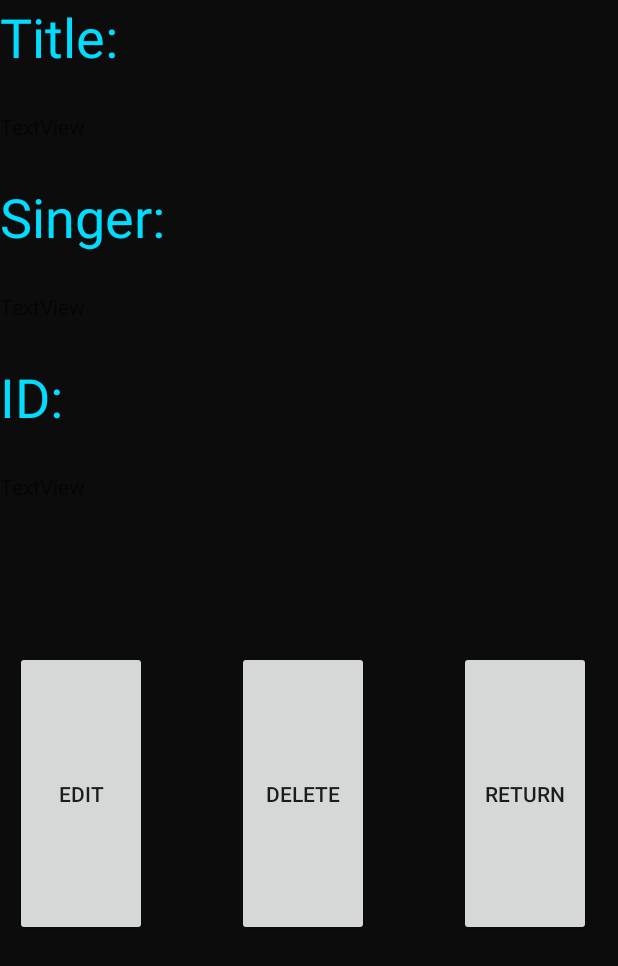
After one commit to Marioboto3/Retrofit_2.0, an Android app: the layout info_track.xml on its own in the app's theme, with its tools: preview values and no code run, on a phone screen of 412 x 824 dp. The commit adds this screen. Shown: the top 966 px of the screen. Run offline under Robolectric (Android 15) with nearby library versions, the phone set to English and light mode, and no system bars.

Commit message:
Hecho el layout de Track

```diff
--- a/app/src/main/AndroidManifest.xml
+++ b/app/src/main/AndroidManifest.xml
@@ -2,9 +2,10 @@
 <manifest xmlns:android="http://schemas.android.com/apk/res/android"
     package="com.example.retrofit_version30">
 
-    <uses-permission android:name="android.permission.INTERNET"/>
+    <uses-permission android:name="android.permission.INTERNET" />
 
     <application
+        android:usesCleartextTraffic="true"
         android:allowBackup="true"
         android:icon="@mipmap/ic_launcher"
         android:label="@string/app_name"
--- /dev/null
+++ b/app/src/main/java/com/example/retrofit_version30/InfoTrack.java
@@ -0,0 +1,4 @@
+package com.example.retrofit_version30;
+
+public class InfoTrack {
+}
--- /dev/null
+++ b/app/src/main/res/layout/info_track.xml
@@ -0,0 +1,99 @@
+<?xml version="1.0" encoding="utf-8"?>
+<android.support.constraint.ConstraintLayout
+    xmlns:android="http://schemas.android.com/apk/res/android"
+    xmlns:app="http://schemas.android.com/apk/res-auto"
+    xmlns:tools="http://schemas.android.com/tools"
+    android:layout_width="match_parent"
+    android:layout_height="match_parent">
+
+    <LinearLayout
+        android:layout_width="match_parent"
+        android:layout_height="0dp"
+        android:background="@color/colorAccent"
+        android:orientation="vertical"
+        app:layout_constraintBottom_toBottomOf="parent"
+        app:layout_constraintEnd_toEndOf="parent"
+        app:layout_constraintStart_toStartOf="parent"
+        app:layout_constraintTop_toTopOf="parent"
+        app:layout_constraintVertical_bias="0.39">
+
+        <TextView
+            android:id="@+id/title"
+            android:layout_width="wrap_content"
+            android:layout_height="wrap_content"
+            android:text="@string/Title"
+            android:textColor="@android:color/holo_blue_bright"
+            android:textColorLink="@color/colorPrimaryDark"
+            android:textSize="36sp" />
+
+        <TextView
+            android:id="@+id/titulo_mostrar"
+            android:layout_width="match_parent"
+            android:layout_height="wrap_content"
+            android:layout_marginTop="26dp"
+            android:text="TextView" />
+
+        <TextView
+            android:id="@+id/Singer"
+            android:layout_width="wrap_content"
+            android:layout_height="wrap_content"
+            android:layout_marginTop="26dp"
+            android:text="@string/Singeer"
+            android:textColor="@android:color/holo_blue_bright"
+            android:textSize="36sp" />
+
+        <TextView
+            android:id="@+id/singer_mostrar"
+            android:layout_width="match_parent"
+            android:layout_height="wrap_content"
+            android:layout_marginTop="26dp"
+            android:text="TextView" />
+
+        <TextView
+            android:id="@+id/ID"
+            android:layout_width="match_parent"
+            android:layout_height="wrap_content"
+            android:layout_marginTop="26dp"
+            android:text="@string/ID"
+            android:textColor="@android:color/holo_blue_bright"
+            android:textSize="36sp" />
+
+        <TextView
+            android:id="@+id/id_mostrar"
+            android:layout_width="match_parent"
+            android:layout_height="wrap_content"
+            android:layout_marginTop="26dp"
+            android:text="TextView" />
+
+        <TableRow
+            android:id="@+id/row"
+            android:layout_width="match_parent"
+            android:layout_height="match_parent"
+            android:layout_marginTop="100dp"
+            android:layout_marginBottom="200dp">
+
+            <Button
+                android:id="@+id/button"
+                android:layout_width="wrap_content"
+                android:layout_height="match_parent"
+                android:layout_marginLeft="10dp"
+                android:text="@string/EDIT" />
+
+            <Button
+                android:id="@+id/button2"
+                android:layout_width="wrap_content"
+                android:layout_height="match_parent"
+                android:layout_marginLeft="60dp"
+                android:text="@string/DELETE" />
+
+            <Button
+                android:id="@+id/button3"
+                android:layout_width="wrap_content"
+                android:layout_height="match_parent"
+                android:layout_marginLeft="60dp"
+                android:layout_marginRight="0dp"
+                android:text="@string/RETURN" />
+        </TableRow>
+    </LinearLayout>
+
+</android.support.constraint.ConstraintLayout>
--- a/app/src/main/res/values/colors.xml
+++ b/app/src/main/res/values/colors.xml
@@ -1,6 +1,6 @@
 <?xml version="1.0" encoding="utf-8"?>
 <resources>
-    <color name="colorPrimary">#008577</color>
-    <color name="colorPrimaryDark">#00574B</color>
-    <color name="colorAccent">#D81B60</color>
+    <color name="colorPrimary">#F3F4F3</color>
+    <color name="colorPrimaryDark">#74D374</color>
+    <color name="colorAccent">#0D0C0C</color>
 </resources>
--- a/app/src/main/res/values/strings.xml
+++ b/app/src/main/res/values/strings.xml
@@ -3,4 +3,10 @@
     <string name="action_settings">Settings</string>
     <string name="Title">Title:</string>
     <string name="ID">ID:</string>
+    <string name="añadir">Añadir/Editar</string>
+    <string name="Singer">Singer</string>
+    <string name="Singeer">Singer:</string>
+    <string name="EDIT">EDIT</string>
+    <string name="DELETE">DELETE</string>
+    <string name="RETURN">RETURN</string>
 </resources>
```
Also changed, not shown: app/src/main/java/com/example/retrofit_version30/MainActivity.java (+17 -10 lines), app/src/main/java/com/example/retrofit_version30/MyAdapter.java (+6 -6 lines), app/src/main/java/com/example/retrofit_version30/Track.java (added, +20 -0 lines), app/src/main/java/com/example/retrofit_version30/Tracks_API.java (added, +13 -0 lines), app/src/main/res/layout/activity_main.xml (+6 -5 lines), app/src/main/res/layout/add_layout.xml (deleted, +0 -70 lines), app/src/main/res/layout/row_layout.xml (+8 -17 lines).
